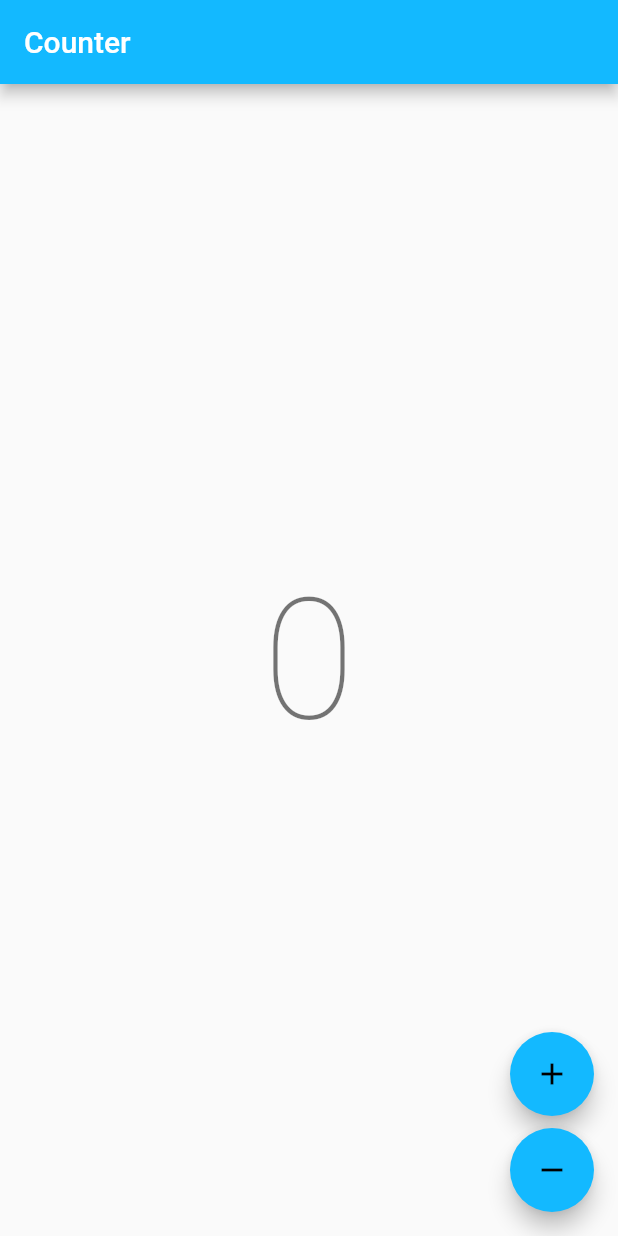
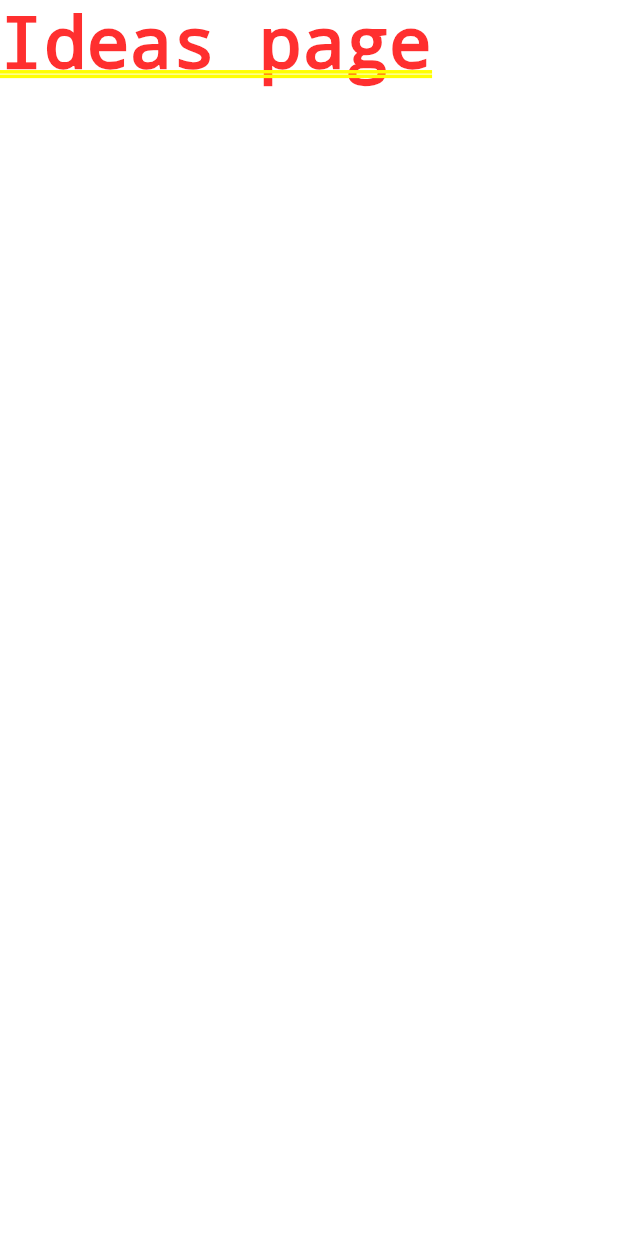
Before and after one commit to verygoodstefan/mealify_shkpk_forked, a Flutter app: the screen it shows after launch, on a phone screen of 412 x 824 dp. Run offline on Flutter 3.47's test engine with Material 2 defaults, Android fonts, the phone set to English and light mode, and no system bars; our stand-ins replace bloc, flutter_bloc; generated files the repository leaves out were written again.

Commit message:
initial setup for ideas page

```diff
--- a/lib/app/view/app.dart
+++ b/lib/app/view/app.dart
@@ -1,5 +1,5 @@
 import 'package:flutter/material.dart';
-import 'package:mealify_shkpk/counter/counter.dart';
+import 'package:mealify_shkpk/ideas/views/ideas.dart';
 import 'package:mealify_shkpk/l10n/l10n.dart';
 
 class App extends StatelessWidget {
@@ -16,7 +16,7 @@ class App extends StatelessWidget {
       ),
       localizationsDelegates: AppLocalizations.localizationsDelegates,
       supportedLocales: AppLocalizations.supportedLocales,
-      home: const CounterPage(),
+      home: const Ideas(),
     );
   }
 }
--- /dev/null
+++ b/lib/ideas/views/ideas.dart
@@ -0,0 +1,10 @@
+import 'package:flutter/material.dart';
+
+class Ideas extends StatelessWidget {
+  const Ideas({Key? key}) : super(key: key);
+
+  @override
+  Widget build(BuildContext context) {
+    return const SafeArea(child: Text('Ideas page'));
+  }
+}
```
